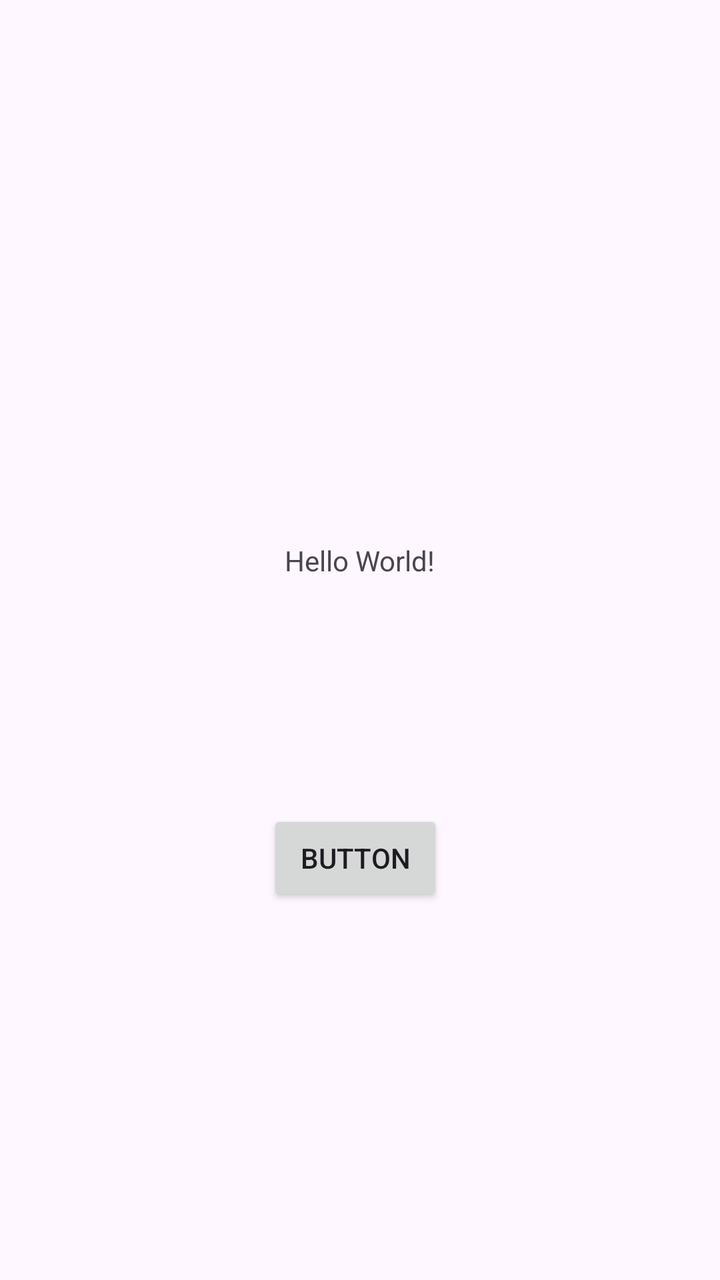
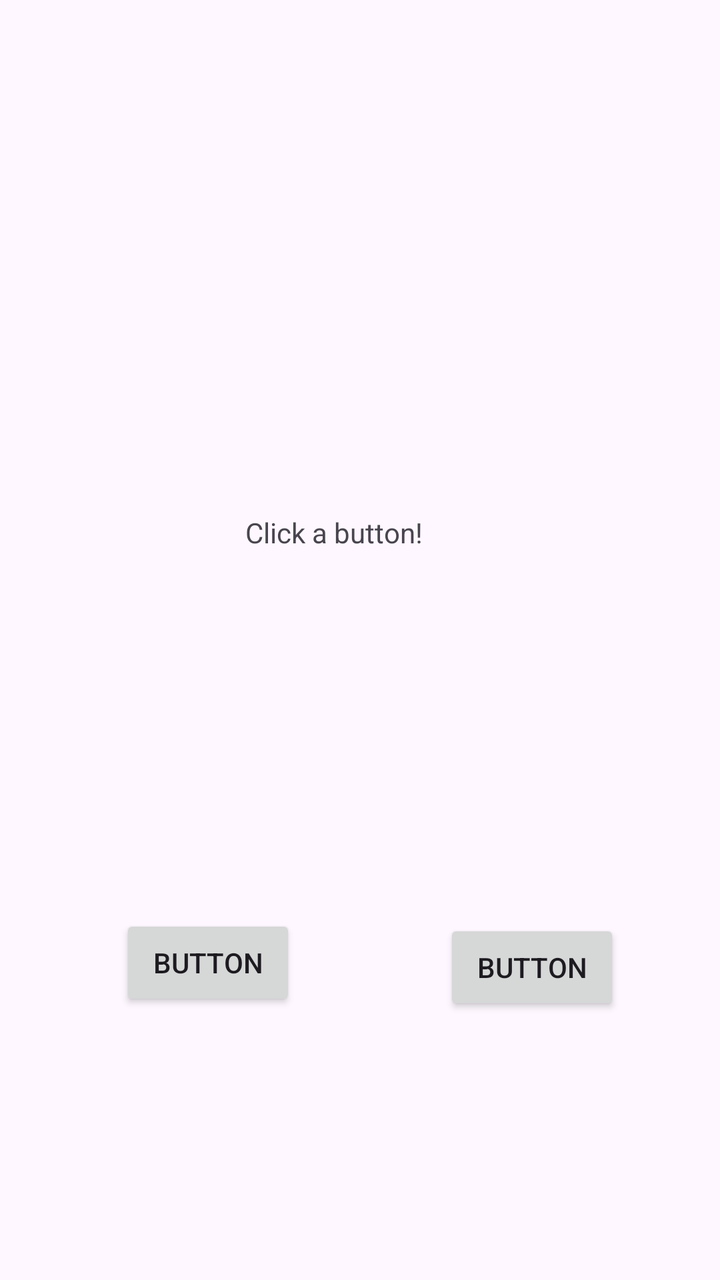

Compare the two renders of this Android layout. The source of the first and the diff that turns it into the second are given below.
<!-- AndroidManifest.xml: application theme Theme.Hello_World_App_RM -->
<!-- res/layout/activity_main.xml -->
<?xml version="1.0" encoding="utf-8"?>
<androidx.constraintlayout.widget.ConstraintLayout xmlns:android="http://schemas.android.com/apk/res/android"
    xmlns:app="http://schemas.android.com/apk/res-auto"
    xmlns:tools="http://schemas.android.com/tools"
    android:id="@+id/main"
    android:layout_width="match_parent"
    android:layout_height="match_parent"
    tools:context=".MainActivity">

    <TextView
        android:id="@+id/textView1"
        android:layout_width="wrap_content"
        android:layout_height="wrap_content"
        android:text="Hello World!"
        app:layout_constraintBottom_toBottomOf="parent"
        app:layout_constraintEnd_toEndOf="parent"
        app:layout_constraintHorizontal_bias="0.5"
        app:layout_constraintStart_toStartOf="parent"
        app:layout_constraintTop_toTopOf="parent"
        app:layout_constraintVertical_bias="0.436" />

    <Button
        android:id="@+id/button1"
        android:layout_width="wrap_content"
        android:layout_height="wrap_content"
        android:layout_marginStart="158dp"
        android:layout_marginTop="107dp"
        android:layout_marginEnd="163dp"
        android:layout_marginBottom="16dp"
        android:text="Button"
        app:layout_constraintBottom_toBottomOf="parent"
        app:layout_constraintEnd_toEndOf="parent"
        app:layout_constraintHorizontal_bias="0.5"
        app:layout_constraintStart_toStartOf="parent"
        app:layout_constraintTop_toBottomOf="@+id/textView1"
        app:layout_constraintVertical_bias="0.047" />

</androidx.constraintlayout.widget.ConstraintLayout>
<!-- resources referenced by this layout -->
<resources>
  <style name="Theme.Hello_World_App_RM" parent="Base.Theme.Hello_World_App_RM" />
  <style name="Base.Theme.Hello_World_App_RM" parent="Theme.Material3.DayNight.NoActionBar">
          
          
      </style>
</resources>

<!-- the commit's change to res/layout/activity_main.xml (unified diff, before → after) -->
@@ -9,9 +9,9 @@
 
     <TextView
         android:id="@+id/textView1"
-        android:layout_width="wrap_content"
-        android:layout_height="wrap_content"
-        android:text="Hello World!"
+        android:layout_width="115dp"
+        android:layout_height="51dp"
+        android:text="Click a button!"
         app:layout_constraintBottom_toBottomOf="parent"
         app:layout_constraintEnd_toEndOf="parent"
         app:layout_constraintHorizontal_bias="0.5"
@@ -23,16 +23,29 @@
         android:id="@+id/button1"
         android:layout_width="wrap_content"
         android:layout_height="wrap_content"
-        android:layout_marginStart="158dp"
-        android:layout_marginTop="107dp"
+        android:layout_marginStart="32dp"
+        android:layout_marginTop="144dp"
         android:layout_marginEnd="163dp"
         android:layout_marginBottom="16dp"
         android:text="Button"
         app:layout_constraintBottom_toBottomOf="parent"
         app:layout_constraintEnd_toEndOf="parent"
-        app:layout_constraintHorizontal_bias="0.5"
+        app:layout_constraintHorizontal_bias="0.365"
         app:layout_constraintStart_toStartOf="parent"
         app:layout_constraintTop_toBottomOf="@+id/textView1"
-        app:layout_constraintVertical_bias="0.047" />
+        app:layout_constraintVertical_bias="0.045" />
+
+    <Button
+        android:id="@+id/button2"
+        android:layout_width="wrap_content"
+        android:layout_height="wrap_content"
+        android:layout_marginStart="74dp"
+        android:layout_marginTop="152dp"
+        android:layout_marginEnd="86dp"
+        android:text="Button"
+        app:layout_constraintEnd_toEndOf="parent"
+        app:layout_constraintHorizontal_bias="0.0"
+        app:layout_constraintStart_toEndOf="@+id/button1"
+        app:layout_constraintTop_toBottomOf="@+id/textView1" />
 
 </androidx.constraintlayout.widget.ConstraintLayout>
